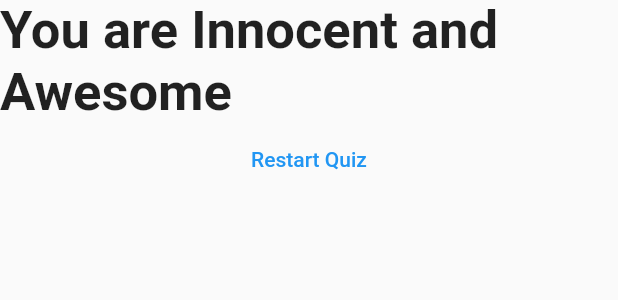
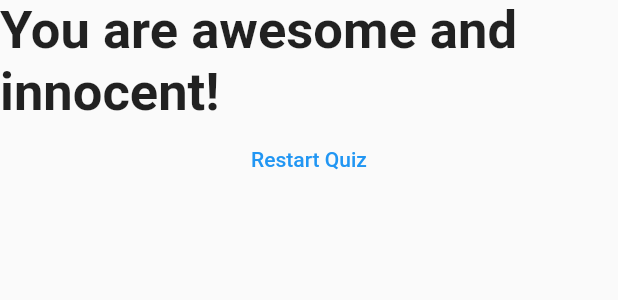
Before and after one commit to toddmac12/main_guide_flutter_app, a Flutter app: the Result widget shown alone on an empty page, opened directly with empty values, on a phone screen of 412 x 824 dp. Shown: the top 300 px of the screen. Run offline on Flutter 3.47's test engine with Material 2 defaults, Android fonts, the phone set to English and light mode, and no system bars.

Commit message:
coding edits

```diff
--- a/lib/main.dart
+++ b/lib/main.dart
@@ -1,9 +1,9 @@
 // ignore_for_file: camel_case_types
 
-import 'package:first_app/result.dart';
+import 'package:first_app/results.dart';
 import 'package:flutter/material.dart';
 import './quiz.dart';
-import './result.dart';
+import 'results.dart';
 
 void main() {
   runApp(myApp());
--- a/lib/result.dart
+++ b/lib/results.dart
@@ -11,13 +11,13 @@ class Result extends StatelessWidget {
   String get resultphrase {
     String result;
     if (resultscore <= 8) {
-      result = 'You are Innocent and Awesome';
+      result = 'You are awesome and innocent!';
     } else if (resultscore <= 12) {
-      result = 'You are Normal and Amazing';
+      result = 'Pretty likeable!';
     } else if (resultscore <= 16) {
-      result = 'You are Different';
+      result = 'You are ... strange?!';
     } else {
-      result = 'You are kind of strange';
+      result = 'You are so bad!';
     }
     return result;
   }
```
